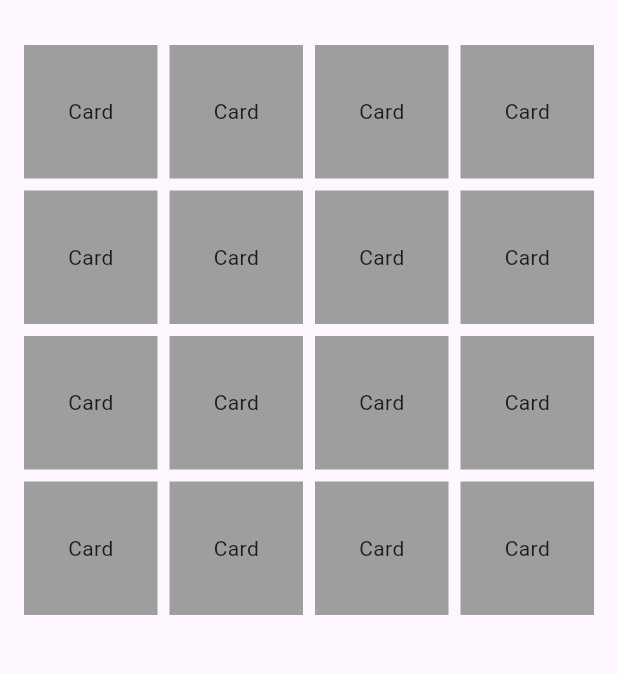
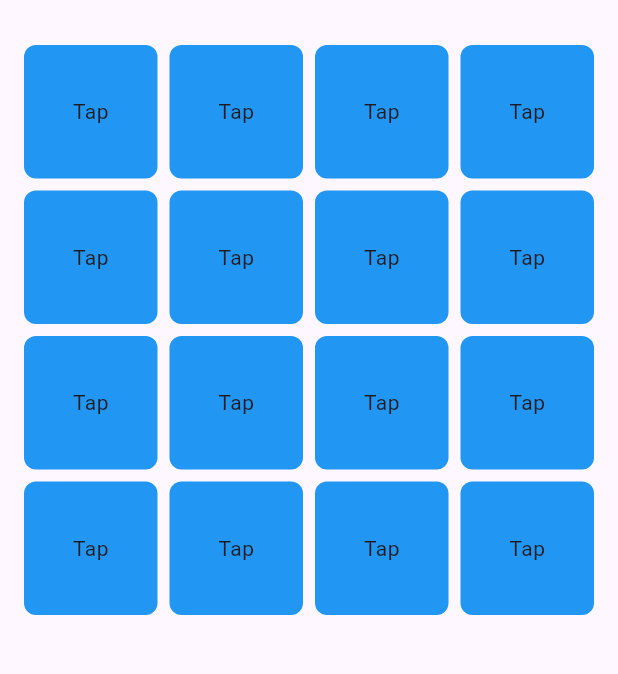
Before and after one commit to bashapu/hw03, a Flutter app: the screen it shows after launch, on a phone screen of 412 x 824 dp, the part 63-737 px from its top. Run offline on Flutter 3.47's test engine with Material 3 defaults, Android fonts, the phone set to English and light mode, and no system bars.

Commit message:
Added flip animation

```diff
--- a/lib/main.dart
+++ b/lib/main.dart
@@ -20,16 +20,15 @@ class MemoryGame extends StatelessWidget {
 class GameScreen extends StatefulWidget {
   @override
   _GameScreenState createState() => _GameScreenState();
+}
 
+class _GameScreenState extends State<GameScreen> {
+  List<bool> flippedCards = List.generate(16, (_) => false);
   List<CardModel> cards = List.generate(8, (index) {
     return CardModel(imagePath: 'assets/image$index.png');
   })..addAll(List.generate(8, (index) {
     return CardModel(imagePath: 'assets/image$index.png');
   }));
-}
-
-class _GameScreenState extends State<GameScreen> {
-  List<bool> flippedCards = List.generate(16, (_) => false);
 
   @override
   Widget build(BuildContext context) {
@@ -52,10 +51,17 @@ class _GameScreenState extends State<GameScreen> {
                   flippedCards[index] = !flippedCards[index];
                 });
               },
-              child: Container(
-                color: flippedCards[index] ? Colors.blue : Colors.grey,
-                child: const Center(child: Text("Card")),
-              ),
+              child: AnimatedContainer(
+                duration: const Duration(milliseconds: 500),
+                decoration: BoxDecoration(
+                  color: cards[index].isFaceUp ? Colors.white : Colors.blue,
+                  borderRadius: BorderRadius.circular(8.0),
+                ),
+                child:
+                    cards[index].isFaceUp
+                        ? Image.asset(cards[index].imagePath)
+                        : const Center(child: Text("Tap")),
+              )
             );
           },
         ),
--- a/pubspec.yaml
+++ b/pubspec.yaml
@@ -30,8 +30,6 @@ environment:
 dependencies:
   flutter:
     sdk: flutter
-    assets:
-    - assets/
 
   # The following adds the Cupertino Icons font to your application.
   # Use with the CupertinoIcons class for iOS style icons.
@@ -58,6 +56,9 @@ flutter:
   # included with your application, so that you can use the icons in
   # the material Icons class.
   uses-material-design: true
+
+  assets:
+    - assets/
 
   # To add assets to your application, add an assets section, like this:
   # assets:
```
